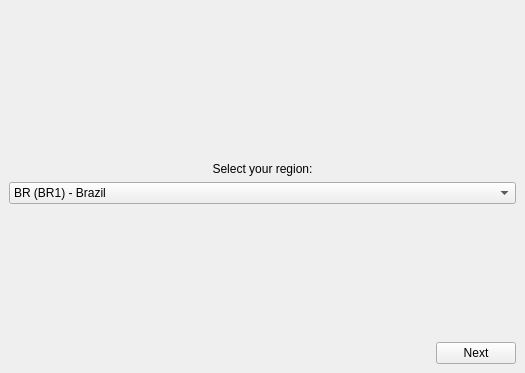
Before: the Qt Designer form src/installer.ui in polkaulfield/lol-for-linux-installer, drawn with Qt 5.
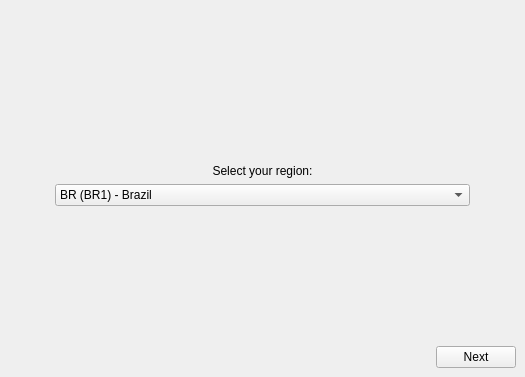
After: the same form once the commit is applied. The open tabs and pages were chosen to show the change. Icons and pictures are not drawn.

Commit message: Fix widget spacing

What changed in the file:
```diff
--- a/src/installer.ui
+++ b/src/installer.ui
@@ -10,7 +10,7 @@
     <x>0</x>
     <y>0</y>
     <width>525</width>
-    <height>373</height>
+    <height>377</height>
    </rect>
   </property>
   <property name="sizePolicy">
@@ -1593,76 +1593,7 @@
            </widget>
            <widget class="QWidget" name="region">
             <layout class="QGridLayout" name="gridLayout_4">
-             <item row="7" column="0">
-              <layout class="QHBoxLayout" name="horizontalLayout_2">
-               <property name="spacing">
-                <number>0</number>
-               </property>
-               <property name="leftMargin">
-                <number>0</number>
-               </property>
-               <property name="topMargin">
-                <number>0</number>
-               </property>
-               <property name="rightMargin">
-                <number>0</number>
-               </property>
-               <property name="bottomMargin">
-                <number>0</number>
-               </property>
-               <item>
-                <spacer name="horizontalSpacer_2">
-                 <property name="orientation">
-                  <enum>Qt::Horizontal</enum>
-                 </property>
-                 <property name="sizeHint" stdset="0">
-                  <size>
-                   <width>40</width>
-                   <height>20</height>
-                  </size>
-                 </property>
-                </spacer>
-               </item>
-               <item>
-                <widget class="QPushButton" name="nextRegion">
-                 <property name="text">
-                  <string>Next</string>
-                 </property>
-                 <property name="icon">
-                  <iconset theme="go-next">
-                   <normaloff>.</normaloff>.</iconset>
-                 </property>
-                </widget>
-               </item>
-              </layout>
-             </item>
-             <item row="6" column="0">
-              <spacer name="verticalSpacer_11">
-               <property name="orientation">
-                <enum>Qt::Vertical</enum>
-               </property>
-               <property name="sizeHint" stdset="0">
-                <size>
-                 <width>20</width>
-                 <height>40</height>
-                </size>
-               </property>
-              </spacer>
-             </item>
-             <item row="1" column="0">
-              <spacer name="horizontalSpacer_13">
-               <property name="orientation">
-                <enum>Qt::Horizontal</enum>
-               </property>
-               <property name="sizeHint" stdset="0">
-                <size>
-                 <width>40</width>
-                 <height>20</height>
-                </size>
-               </property>
-              </spacer>
-             </item>
-             <item row="0" column="0">
+             <item row="0" column="1">
               <spacer name="verticalSpacer_12">
                <property name="orientation">
                 <enum>Qt::Vertical</enum>
@@ -1675,7 +1606,20 @@
                </property>
               </spacer>
              </item>
-             <item row="3" column="0">
+             <item row="6" column="1">
+              <spacer name="verticalSpacer_11">
+               <property name="orientation">
+                <enum>Qt::Vertical</enum>
+               </property>
+               <property name="sizeHint" stdset="0">
+                <size>
+                 <width>20</width>
+                 <height>40</height>
+                </size>
+               </property>
+              </spacer>
+             </item>
+             <item row="3" column="1">
               <widget class="QLabel" name="regionLabel">
                <property name="enabled">
                 <bool>true</bool>
@@ -1697,7 +1641,33 @@
                </property>
               </widget>
              </item>
-             <item row="4" column="0">
+             <item row="4" column="2">
+              <spacer name="horizontalSpacer_22">
+               <property name="orientation">
+                <enum>Qt::Horizontal</enum>
+               </property>
+               <property name="sizeHint" stdset="0">
+                <size>
+                 <width>40</width>
+                 <height>20</height>
+                </size>
+               </property>
+              </spacer>
+             </item>
+             <item row="1" column="1">
+              <spacer name="horizontalSpacer_13">
+               <property name="orientation">
+                <enum>Qt::Horizontal</enum>
+               </property>
+               <property name="sizeHint" stdset="0">
+                <size>
+                 <width>40</width>
+                 <height>20</height>
+                </size>
+               </property>
+              </spacer>
+             </item>
+             <item row="4" column="1">
               <widget class="QComboBox" name="languageComboBox">
                <property name="sizePolicy">
                 <sizepolicy hsizetype="Expanding" vsizetype="Fixed">
@@ -1782,6 +1752,62 @@
                </item>
               </widget>
              </item>
+             <item row="4" column="0">
+              <spacer name="horizontalSpacer_23">
+               <property name="orientation">
+                <enum>Qt::Horizontal</enum>
+               </property>
+               <property name="sizeHint" stdset="0">
+                <size>
+                 <width>40</width>
+                 <height>20</height>
+                </size>
+               </property>
+              </spacer>
+             </item>
+             <item row="7" column="0" colspan="3">
+              <layout class="QHBoxLayout" name="horizontalLayout_2">
+               <property name="spacing">
+                <number>0</number>
+               </property>
+               <property name="leftMargin">
+                <number>0</number>
+               </property>
+               <property name="topMargin">
+                <number>0</number>
+               </property>
+               <property name="rightMargin">
+                <number>0</number>
+               </property>
+               <property name="bottomMargin">
+                <number>0</number>
+               </property>
+               <item>
+                <spacer name="horizontalSpacer_2">
+                 <property name="orientation">
+                  <enum>Qt::Horizontal</enum>
+                 </property>
+                 <property name="sizeHint" stdset="0">
+                  <size>
+                   <width>40</width>
+                   <height>20</height>
+                  </size>
+                 </property>
+                </spacer>
+               </item>
+               <item>
+                <widget class="QPushButton" name="nextRegion">
+                 <property name="text">
+                  <string>Next</string>
+                 </property>
+                 <property name="icon">
+                  <iconset theme="go-next">
+                   <normaloff>.</normaloff>.</iconset>
+                 </property>
+                </widget>
+               </item>
+              </layout>
+             </item>
             </layout>
            </widget>
            <widget class="QWidget" name="options">
```
Left out of the diff: 4 changed lines with no effect on the pictures.
